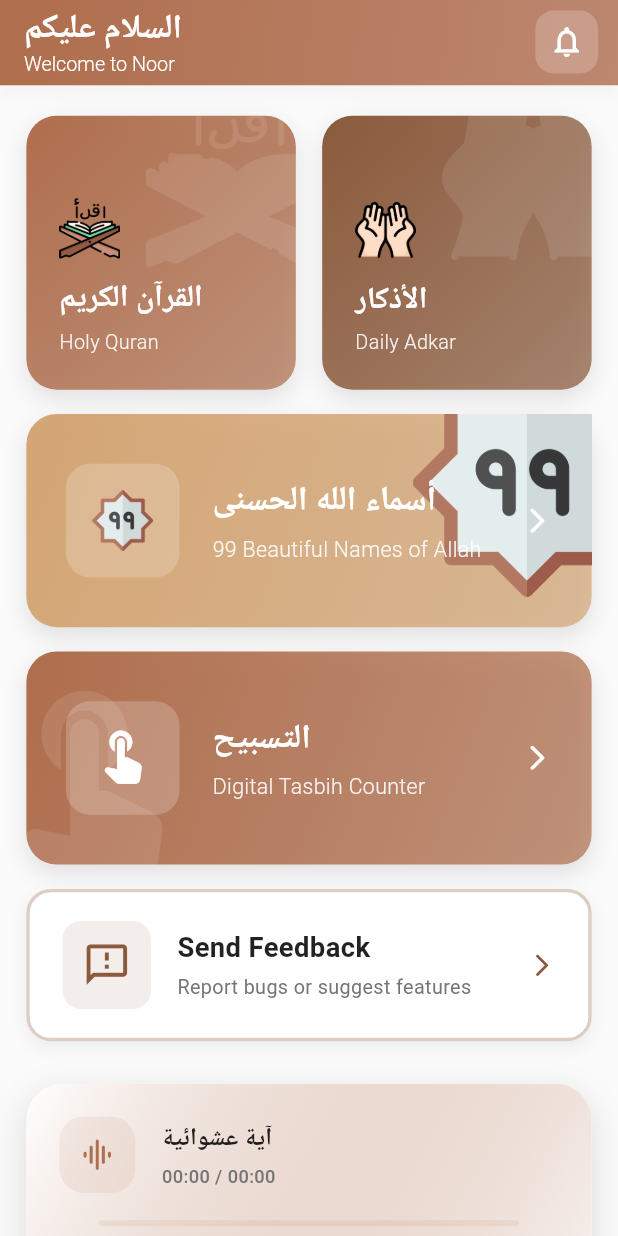
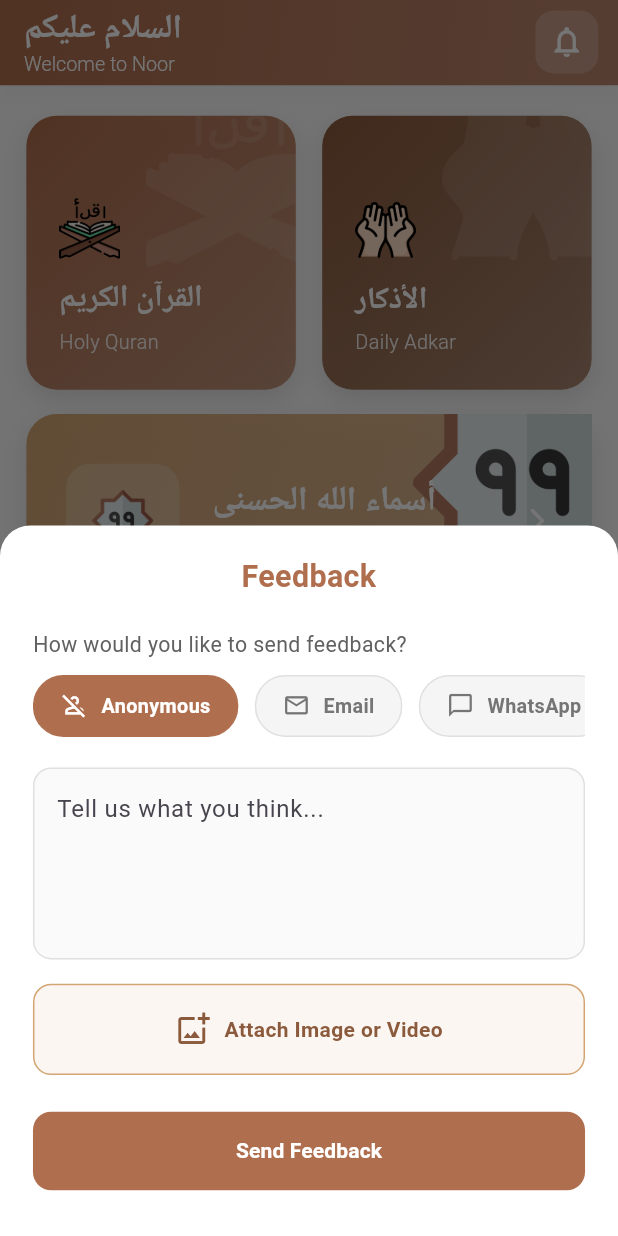
Before and after one commit to h0996g/h0996g.github.io, a Flutter app: the screen it shows after launch, after a tap on "Send Feedback", on a phone screen of 412 x 824 dp. Run offline on Flutter 3.47's test engine with Material 3 defaults, Android fonts, the light colour scheme and no system bars; our stand-ins replace dio, equatable, flutter_bloc, flutter_dotenv, flutter_screenutil, image_picker and 2 more; accounts and stored records are empty; Roboto replaces fonts that are missing (Amiri).

Commit message:
feat: implement user feedback functionality with attachment support and multiple submission methods

```diff
--- /dev/null
+++ b/lib/Feature/Feedback/presentation/manager/feedback_state.dart
@@ -0,0 +1,22 @@
+part of 'feedback_cubit.dart';
+
+enum FeedbackStatus { initial, loading, success, error }
+
+enum FeedbackMethod { email, whatsapp, anonymous }
+
+class FeedbackState extends Equatable {
+  final FeedbackStatus status;
+  final String? message;
+
+  const FeedbackState({this.status = FeedbackStatus.initial, this.message});
+
+  FeedbackState copyWith({FeedbackStatus? status, String? message}) {
+    return FeedbackState(
+      status: status ?? this.status,
+      message: message ?? this.message,
+    );
+  }
+
+  @override
+  List<Object?> get props => [status, message];
+}
--- a/lib/Feature/Home/presentation/views/widgets/feedback_card_widget.dart
+++ b/lib/Feature/Feedback/presentation/views/feedback_card_widget.dart
@@ -1,6 +1,6 @@
 import 'package:flutter/material.dart';
 import 'package:flutter_screenutil/flutter_screenutil.dart';
-import '../../../../../../Core/theme/app_colors.dart';
+import '../../../../../Core/theme/app_colors.dart';
 
 class FeedbackCard extends StatelessWidget {
   final VoidCallback onTap;
--- /dev/null
+++ b/lib/Feature/Feedback/presentation/views/widgets/feedback_bottom_sheet.dart
@@ -0,0 +1,392 @@
+import 'package:flutter/material.dart';
+import 'package:flutter_bloc/flutter_bloc.dart';
+import 'package:flutter_screenutil/flutter_screenutil.dart';
+import 'package:image_picker/image_picker.dart';
+import 'package:noor/Core/theme/app_colors.dart';
+import 'package:noor/Feature/Feedback/presentation/manager/feedback_cubit.dart';
+import 'package:supabase_flutter/supabase_flutter.dart';
+
+class FeedbackBottomSheet extends StatefulWidget {
+  const FeedbackBottomSheet({super.key});
+
+  @override
+  State<FeedbackBottomSheet> createState() => _FeedbackBottomSheetState();
+}
+
+class _FeedbackBottomSheetState extends State<FeedbackBottomSheet> {
+  FeedbackMethod _selectedMethod =
+      FeedbackMethod.anonymous; // Default to anonymous
+  final TextEditingController _descriptionController = TextEditingController();
+  final TextEditingController _contactController = TextEditingController();
+  XFile? _selectedMedia;
+  final ImagePicker _picker = ImagePicker();
+
+  Future<void> _pickMedia() async {
+    // Show dialog to pick Image or Video
+    showModalBottomSheet(
+      context: context,
+      builder: (context) => SafeArea(
+        child: Wrap(
+          children: [
+            ListTile(
+              leading: const Icon(Icons.image),
+              title: const Text('Image'),
+              onTap: () async {
+                Navigator.pop(context);
+                final XFile? image = await _picker.pickImage(
+                  source: ImageSource.gallery,
+                );
+                if (image != null) {
+                  setState(() => _selectedMedia = image);
+                }
+              },
+            ),
+            ListTile(
+              leading: const Icon(Icons.videocam),
+              title: const Text('Video'),
+              onTap: () async {
+                Navigator.pop(context);
+                final XFile? video = await _picker.pickVideo(
+                  source: ImageSource.gallery,
+                );
+                if (video != null) {
+                  setState(() => _selectedMedia = video);
+                }
+              },
+            ),
+          ],
+        ),
+      ),
+    );
+  }
+
+  void _submit(BuildContext context) async {
+    final String text = _descriptionController.text;
+    final String contact = _contactController.text;
+
+    context.read<FeedbackCubit>().submitFeedback(
+      text: text,
+      method: _selectedMethod,
+      contactInfo: contact,
+      attachment: _selectedMedia,
+    );
+  }
+
+  @override
+  Widget build(BuildContext context) {
+    return BlocProvider(
+      create: (context) => FeedbackCubit(Supabase.instance.client),
+      child: BlocConsumer<FeedbackCubit, FeedbackState>(
+        listener: (context, state) {
+          if (state.status == FeedbackStatus.success) {
+            Navigator.pop(context);
+            ScaffoldMessenger.of(context).showSnackBar(
+              SnackBar(
+                content: Text(state.message ?? "Success"),
+                backgroundColor: Colors.green,
+              ),
+            );
+          } else if (state.status == FeedbackStatus.error) {
+            ScaffoldMessenger.of(context).showSnackBar(
+              SnackBar(
+                content: Text(state.message ?? "Error"),
+                backgroundColor: Colors.red,
+              ),
+            );
+          }
+        },
+        builder: (context, state) {
+          final bool isLoading = state.status == FeedbackStatus.loading;
+
+          return Container(
+            padding: EdgeInsets.only(
+              left: 20.w,
+              right: 20.w,
+              top: 20.h,
+              bottom:
+                  MediaQuery.of(context).viewInsets.bottom +
+                  20.h, // Keyboard handling
+            ),
+            decoration: BoxDecoration(
+              color: Colors.white,
+              borderRadius: BorderRadius.vertical(top: Radius.circular(20.r)),
+            ),
+            child: SingleChildScrollView(
+              child: Column(
+                mainAxisSize: MainAxisSize.min,
+                crossAxisAlignment: CrossAxisAlignment.stretch,
+                children: [
+                  Text(
+                    'Feedback',
+                    style: TextStyle(
+                      fontSize: 20.sp,
+                      fontWeight: FontWeight.bold,
+                      color: AppColors.primary,
+                    ),
+                    textAlign: TextAlign.center,
+                  ),
+                  SizedBox(height: 20.h),
+
+                  // Method Selection
+                  Text(
+                    'How would you like to send feedback?',
+                    style: TextStyle(fontSize: 14.sp, color: Colors.grey[700]),
+                  ),
+                  SizedBox(height: 10.h),
+                  SingleChildScrollView(
+                    scrollDirection: Axis.horizontal,
+                    child: Row(
+                      mainAxisAlignment: MainAxisAlignment.center,
+                      children: [
+                        _SelectionChip(
+                          label: 'Anonymous',
+                          icon: Icons.person_off_outlined,
+                          isSelected:
+                              _selectedMethod == FeedbackMethod.anonymous,
+                          onTap: () => setState(
+                            () => _selectedMethod = FeedbackMethod.anonymous,
+                          ),
+                        ),
+                        SizedBox(width: 10.w),
+                        _SelectionChip(
+                          label: 'Email',
+                          icon: Icons.email_outlined,
+                          isSelected: _selectedMethod == FeedbackMethod.email,
+                          onTap: () => setState(
+                            () => _selectedMethod = FeedbackMethod.email,
+                          ),
+                        ),
+                        SizedBox(width: 10.w),
+                        _SelectionChip(
+                          label: 'WhatsApp',
+                          icon: Icons.chat_bubble_outline,
+                          isSelected:
+                              _selectedMethod == FeedbackMethod.whatsapp,
+                          onTap: () => setState(
+                            () => _selectedMethod = FeedbackMethod.whatsapp,
+                          ),
+                        ),
+                      ],
+                    ),
+                  ),
+
+                  SizedBox(height: 20.h),
+
+                  // Contact Info Field (if not anonymous)
+                  if (_selectedMethod != FeedbackMethod.anonymous) ...[
+                    TextField(
+                      controller: _contactController,
+                      keyboardType: _selectedMethod == FeedbackMethod.email
+                          ? TextInputType.emailAddress
+                          : TextInputType.phone,
+                      decoration: InputDecoration(
+                        hintText: _selectedMethod == FeedbackMethod.email
+                            ? 'Enter your email address'
+                            : 'Enter your WhatsApp number',
+                        prefixIcon: Icon(
+                          _selectedMethod == FeedbackMethod.email
+                              ? Icons.email
+                              : Icons.phone,
+                          color: Colors.grey,
+                        ),
+                        border: OutlineInputBorder(
+                          borderRadius: BorderRadius.circular(12.r),
+                          borderSide: BorderSide(color: Colors.grey[300]!),
+                        ),
+                        enabledBorder: OutlineInputBorder(
+                          borderRadius: BorderRadius.circular(12.r),
+                          borderSide: BorderSide(color: Colors.grey[300]!),
+                        ),
+                        focusedBorder: OutlineInputBorder(
+                          borderRadius: BorderRadius.circular(12.r),
+                          borderSide: const BorderSide(
+                            color: AppColors.primary,
+                          ),
+                        ),
+                        filled: true,
+                        fillColor: Colors.grey[50],
+                      ),
+                    ),
+                    SizedBox(height: 16.h),
+                  ],
+
+                  // Description Content
+                  TextField(
+                    controller: _descriptionController,
+                    maxLines: 4,
+                    decoration: InputDecoration(
+                      hintText: 'Tell us what you think...',
+                      border: OutlineInputBorder(
+                        borderRadius: BorderRadius.circular(12.r),
+                        borderSide: BorderSide(color: Colors.grey[300]!),
+                      ),
+                      enabledBorder: OutlineInputBorder(
+                        borderRadius: BorderRadius.circular(12.r),
+                        borderSide: BorderSide(color: Colors.grey[300]!),
+                      ),
+                      focusedBorder: OutlineInputBorder(
+                        borderRadius: BorderRadius.circular(12.r),
+                        borderSide: const BorderSide(color: AppColors.primary),
+                      ),
+                      filled: true,
+                      fillColor: Colors.grey[50],
+                    ),
+                  ),
+
+                  SizedBox(height: 16.h),
+
+                  // Media Picker (Always available now, or could restrict for Email/WA if needed)
+                  GestureDetector(
+                    onTap: _pickMedia,
+                    child: Container(
+                      height: 60.h,
+                      decoration: BoxDecoration(
+                        border: Border.all(
+                          color: AppColors.secondary,
+                          style: BorderStyle.solid,
+                        ),
+                        borderRadius: BorderRadius.circular(12.r),
+                        color: AppColors.secondary.withValues(alpha: 0.1),
+                      ),
+                      child: Row(
+                        mainAxisAlignment: MainAxisAlignment.center,
+                        children: [
+                          Icon(
+                            Icons.add_photo_alternate_outlined,
+                            color: AppColors.third,
+                          ),
+                          SizedBox(width: 8.w),
+                          Text(
+                            _selectedMedia == null
+                                ? 'Attach Image or Video'
+                                : 'Media Selected',
+                            style: TextStyle(
+                              color: AppColors.third,
+                              fontWeight: FontWeight.w600,
+                            ),
+                          ),
+                          if (_selectedMedia != null) ...[
+                            SizedBox(width: 8.w),
+                            Icon(
+                              Icons.check_circle,
+                              color: Colors.green,
+                              size: 20.sp,
+                            ),
+                          ],
+                        ],
+                      ),
+                    ),
+                  ),
+                  if (_selectedMedia != null)
+                    Padding(
+                      padding: EdgeInsets.only(top: 8.h),
+                      child: Row(
+                        children: [
+                          Expanded(
+                            child: Text(
+                              _selectedMedia!.name,
+                              maxLines: 1,
+                              overflow: TextOverflow.ellipsis,
+                            ),
+                          ),
+                          IconButton(
+                            icon: const Icon(Icons.close, color: Colors.red),
+                            onPressed: () =>
+                                setState(() => _selectedMedia = null),
+                          ),
+                        ],
+                      ),
+                    ),
+
+                  SizedBox(height: 24.h),
+
+                  // Submit Button
+                  ElevatedButton(
+                    onPressed: isLoading
+                        ? null
+                        : () => _submit(
+                            context,
+                          ), // Fixed: wrapped in closure and passed context
+                    style: ElevatedButton.styleFrom(
+                      backgroundColor: AppColors.primary,
+                      foregroundColor: Colors.white,
+                      padding: EdgeInsets.symmetric(vertical: 16.h),
+                      shape: RoundedRectangleBorder(
+                        borderRadius: BorderRadius.circular(12.r),
+                      ),
+                      elevation: 0,
+                    ),
+                    child: isLoading
+                        ? SizedBox(
+                            width: 20.h,
+                            height: 20.h,
+                            child: const CircularProgressIndicator(
+                              color: Colors.white,
+                              strokeWidth: 2,
+                            ),
+                          )
+                        : const Text(
+                            'Send Feedback',
+                            style: TextStyle(fontWeight: FontWeight.bold),
+                          ),
+                  ),
+                  SizedBox(height: 10.h),
+                ],
+              ),
+            ),
+          );
+        },
+      ),
+    );
+  }
+}
+
+class _SelectionChip extends StatelessWidget {
+  final String label;
+  final IconData icon;
+  final bool isSelected;
+  final VoidCallback onTap;
+
+  const _SelectionChip({
+    required this.label,
+    required this.icon,
+    required this.isSelected,
+    required this.onTap,
+  });
+
+  @override
+  Widget build(BuildContext context) {
+    return GestureDetector(
+      onTap: onTap,
+      child: AnimatedContainer(
+        duration: const Duration(milliseconds: 200),
+        padding: EdgeInsets.symmetric(horizontal: 16.w, vertical: 10.h),
+        decoration: BoxDecoration(
+          color: isSelected ? AppColors.primary : Colors.grey[100],
+          borderRadius: BorderRadius.circular(20.r),
+          border: Border.all(
+            color: isSelected ? AppColors.primary : Colors.grey[300]!,
+          ),
+        ),
+        child: Row(
+          children: [
+            Icon(
+              icon,
+              size: 18.sp,
+              color: isSelected ? Colors.white : Colors.grey[600],
+            ),
+            SizedBox(width: 8.w),
+            Text(
+              label,
+              style: TextStyle(
+                color: isSelected ? Colors.white : Colors.grey[600],
+                fontWeight: FontWeight.w600,
+                fontSize: 13.sp,
+              ),
+            ),
+          ],
+        ),
+      ),
+    );
+  }
+}
--- a/lib/Feature/Home/presentation/views/start_page.dart
+++ b/lib/Feature/Home/presentation/views/start_page.dart
@@ -3,11 +3,12 @@
 import 'widgets/home_app_bar_widget.dart';
 import 'widgets/main_feature_cards_widget.dart';
 import 'widgets/names_of_allah_card_widget.dart';
-import 'widgets/feedback_card_widget.dart';
+import '../../../Feedback/presentation/views/feedback_card_widget.dart';
 import 'widgets/bottom_player_widget.dart';
 import 'widgets/tasbih_card_widget.dart';
 import '../../../tasbih/presentation/views/tasbih_page.dart';
 import '../../../NamesOfAllah/presentation/views/names_of_allah_page.dart';
+import '../../../Feedback/presentation/views/widgets/feedback_bottom_sheet.dart';
 
 class StartPage extends StatelessWidget {
   const StartPage({super.key});
@@ -56,7 +57,12 @@
             // Feedback Section
             FeedbackCard(
               onTap: () {
-                // Navigate to Feedback
+                showModalBottomSheet(
+                  context: context,
+                  isScrollControlled: true,
+                  backgroundColor: Colors.transparent,
+                  builder: (context) => const FeedbackBottomSheet(),
+                );
               },
             ),
 
--- a/pubspec.yaml
+++ b/pubspec.yaml
@@ -41,6 +41,8 @@
   equatable: ^2.0.7
   supabase_flutter: ^2.10.3
   flutter_dotenv: ^6.0.0
+  url_launcher: ^6.3.2
+  image_picker: ^1.2.1
 
 dev_dependencies:
   flutter_test:
```
Also changed, not shown: lib/Feature/Adkar/presentation/views/adkar_details_page.dart (+87 -5 lines), lib/Feature/Feedback/presentation/manager/feedback_cubit.dart (added, +89 -0 lines), pubspec.lock, 6 other files.
